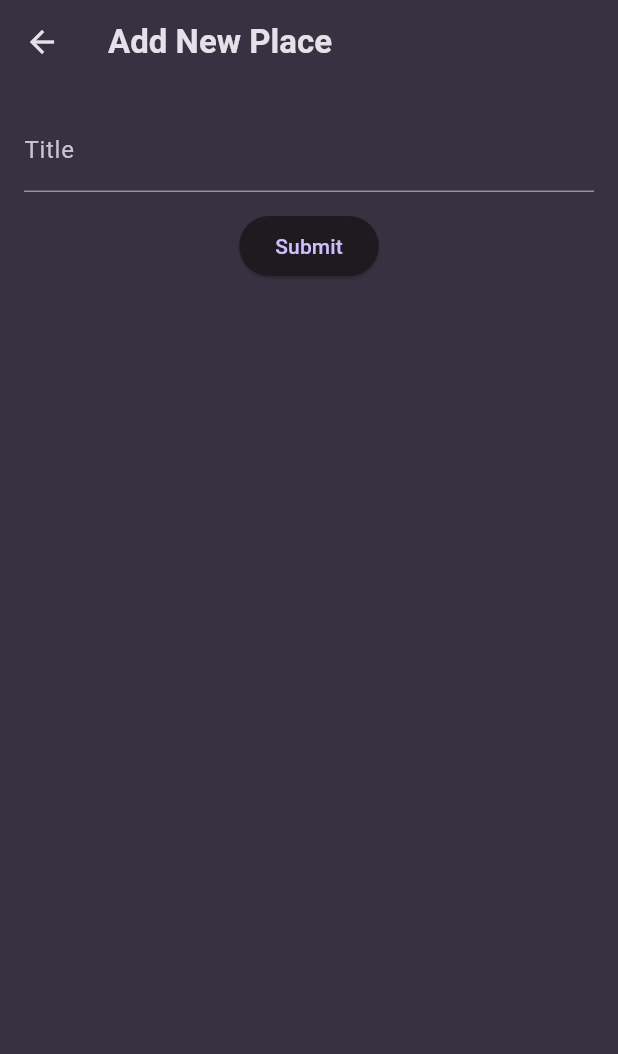
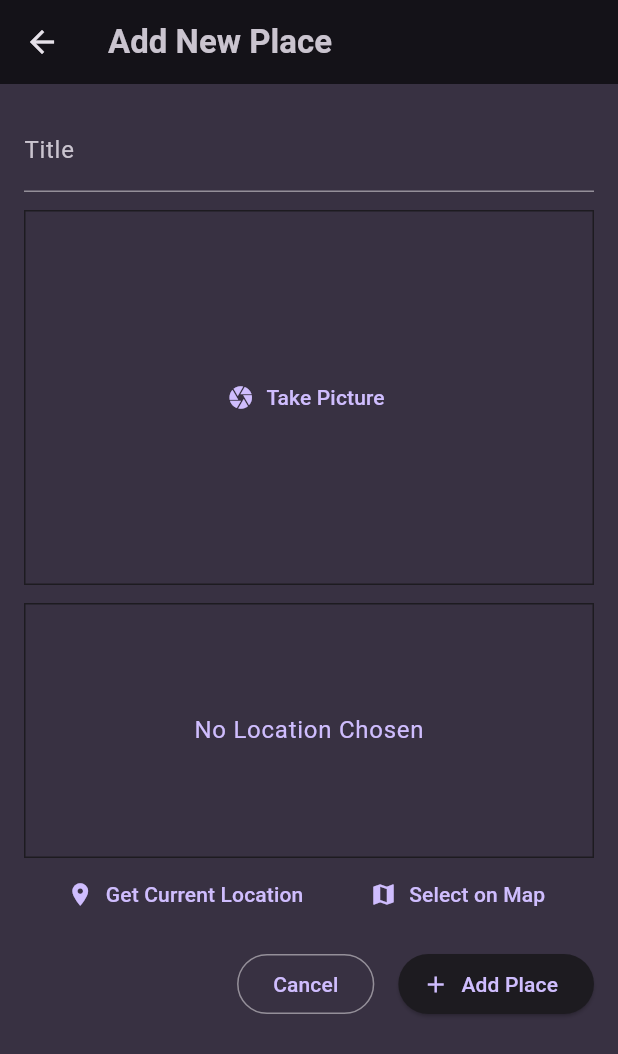
Before and after one commit to lluan4/favorite_places_app, a Flutter app: the AddNewPlacesScreen screen opened by its route, on a phone screen of 412 x 824 dp. Shown: the top 1054 px of the screen. Run offline on Flutter 3.47's test engine with Material 3 defaults, Android fonts, the phone set to English and light mode, and no system bars; our stand-ins replace flutter_map, flutter_riverpod, google_fonts, image_picker, latlong2, location.

Commit message:
Add features for managing favorite places, including image and location inputs, and implement place details screen
- Updated AndroidManifest.xml and Info.plist for necessary permissions
- Refactored Place model to include image
- Created ImageInput and LocationInput widgets for capturing user input
- Implemented PlaceDetailsScreen to display selected place details
- Updated routes to include place details navigation
- Added dependencies for image picking and location services in pubspec.yaml

```diff
--- a/lib/data/place.dart
+++ /dev/null
@@ -1,9 +0,0 @@
-class Place {
-  final String id;
-  final String title;
-
-  Place({
-    required this.id,
-    required this.title,
-  });
-}
--- /dev/null
+++ b/lib/models/place.dart
@@ -0,0 +1,13 @@
+import 'dart:io';
+
+import 'package:uuid/uuid.dart';
+
+const uuid = Uuid();
+
+class Place {
+  final String id;
+  final String title;
+  final File? image;
+
+  Place({required this.title, required this.image}) : id = uuid.v4();
+}
--- a/lib/providers/places_provider.dart
+++ b/lib/providers/places_provider.dart
@@ -1,4 +1,4 @@
-import 'package:favorite_places_app/data/place.dart';
+import 'package:favorite_places_app/models/place.dart';
 import 'package:flutter_riverpod/flutter_riverpod.dart';
 
 class PlacesNotifier extends Notifier<List<Place>> {
--- a/lib/routes/routes.dart
+++ b/lib/routes/routes.dart
@@ -1,11 +1,14 @@
+import 'package:favorite_places_app/models/place.dart';
 import 'package:flutter/material.dart';
 
+import 'package:favorite_places_app/screens/place_details_screen.dart';
 import 'package:favorite_places_app/screens/add_new_places_screen.dart';
 import 'package:favorite_places_app/screens/your_places_screen.dart';
 
 enum Routes {
   yourPlaces('/'),
-  addNewPlaces('/add-place');
+  addNewPlaces('/add-place'),
+  placeDetails('/place-details');
 
   final String path;
 
@@ -15,4 +18,12 @@ enum Routes {
 Map<String, Widget Function(BuildContext)> routes = {
   Routes.yourPlaces.path: (context) => const YourPlacesScreen(),
   Routes.addNewPlaces.path: (context) => const AddNewPlacesScreen(),
+  Routes.placeDetails.path: (context) {
+    final args = ModalRoute.of(context)?.settings.arguments;
+    if (args is! Place) {
+      throw FlutterError(
+          'Esperado um Place em arguments para ${Routes.placeDetails.path}');
+    }
+    return PlaceDetailsScreen(place: args);
+  },
 };
--- a/lib/screens/add_new_places_screen.dart
+++ b/lib/screens/add_new_places_screen.dart
@@ -1,5 +1,9 @@
-import 'package:favorite_places_app/data/place.dart';
+import 'dart:io';
+
+import 'package:favorite_places_app/models/place.dart';
 import 'package:favorite_places_app/providers/places_provider.dart';
+import 'package:favorite_places_app/widgets/image_input.dart';
+import 'package:favorite_places_app/widgets/location_input.dart';
 import 'package:flutter/material.dart';
 import 'package:flutter_riverpod/flutter_riverpod.dart';
 
@@ -14,9 +18,13 @@ class AddNewPlacesScreenState extends ConsumerState<AddNewPlacesScreen> {
   final _formKey = GlobalKey<FormState>();
 
   final TextEditingController _titleController = TextEditingController();
+  late File? _selectedImage;
+
+  void _onPickedImage(File image) {
+    _selectedImage = image;
+  }
 
   void _navigationBack() {
-    Navigator.of(context).pop();
     ScaffoldMessenger.of(context).clearSnackBars();
     ScaffoldMessenger.of(context).showSnackBar(
       const SnackBar(
@@ -24,27 +32,22 @@ class AddNewPlacesScreenState extends ConsumerState<AddNewPlacesScreen> {
         duration: Duration(seconds: 2),
       ),
     );
+    Navigator.of(context).pop();
   }
 
   void _saveForm(PlacesNotifier placesNotifier) {
     final currentState = _formKey.currentState;
     if (currentState == null) return;
 
-    if (!currentState.validate()) return;
+    if (!currentState.validate() || _selectedImage == null) return;
 
     final newPlace = Place(
-      id: DateTime.now().toString(),
       title: _titleController.text,
+      image: _selectedImage,
     );
 
     placesNotifier.addPlace(newPlace);
     _navigationBack();
-  }
-
-  @override
-  void initState() {
-    super.initState();
-    ref.read(placesProvider);
   }
 
   @override
@@ -60,9 +63,15 @@ class AddNewPlacesScreenState extends ConsumerState<AddNewPlacesScreen> {
 
     return Scaffold(
       appBar: AppBar(
-        title: const Text('Add New Place'),
+        title: Text(
+          'Add New Place',
+          style: theme.textTheme.titleLarge?.copyWith(
+            color: theme.colorScheme.onSurfaceVariant,
+          ),
+        ),
+        backgroundColor: theme.colorScheme.surfaceDim,
       ),
-      body: Padding(
+      body: SingleChildScrollView(
         padding: const EdgeInsets.all(16.0),
         child: Form(
           key: _formKey,
@@ -82,11 +91,28 @@ class AddNewPlacesScreenState extends ConsumerState<AddNewPlacesScreen> {
                 },
               ),
               const SizedBox(height: 12),
-              ElevatedButton(
-                onPressed: () => _saveForm(placesNotifier),
-                child: const Text(
-                  'Submit',
-                ),
+              ImageInput(
+                onPickImage: _onPickedImage,
+              ),
+              const SizedBox(height: 12),
+              const LocationInput(),
+              const SizedBox(height: 12),
+              Row(
+                mainAxisAlignment: MainAxisAlignment.end,
+                children: [
+                  OutlinedButton(
+                    child: const Text('Cancel'),
+                    onPressed: () {
+                      Navigator.of(context).pop();
+                    },
+                  ),
+                  const SizedBox(width: 16),
+                  ElevatedButton.icon(
+                    onPressed: () => _saveForm(placesNotifier),
+                    label: const Text('Add Place'),
+                    icon: const Icon(Icons.add),
+                  )
+                ],
               ),
             ],
           ),
--- /dev/null
+++ b/lib/widgets/image_input.dart
@@ -0,0 +1,68 @@
+import 'package:flutter/material.dart';
+import 'dart:io';
+
+import 'package:image_picker/image_picker.dart';
+
+class ImageInput extends StatefulWidget {
+  final void Function(File image) onPickImage;
+
+  const ImageInput({super.key, required this.onPickImage});
+
+  @override
+  State<ImageInput> createState() => _ImageInputState();
+}
+
+class _ImageInputState extends State<ImageInput> {
+  File? _selectedImage;
+
+  void _takePicture() async {
+    final imagePicker = ImagePicker();
+    final pickedImage = await imagePicker.pickImage(
+      source: ImageSource.camera,
+      maxHeight: 600,
+    );
+
+    if (pickedImage == null) return;
+
+    setState(() {
+      _selectedImage = File(pickedImage.path);
+    });
+
+    widget.onPickImage(_selectedImage!);
+  }
+
+  @override
+  Widget build(BuildContext context) {
+    Widget content = TextButton.icon(
+      icon: const Icon(Icons.camera),
+      label: const Text('Take Picture'),
+      onPressed: _takePicture,
+    );
+
+    if (_selectedImage != null) {
+      content = GestureDetector(
+        onTap: _takePicture,
+        child: Image.file(
+          _selectedImage!,
+          fit: BoxFit.cover,
+          width: double.infinity,
+          height: double.infinity,
+        ),
+      );
+    }
+
+    final theme = Theme.of(context);
+    return Container(
+      height: 250,
+      width: double.infinity,
+      alignment: Alignment.center,
+      decoration: BoxDecoration(
+        border: Border.all(
+          color: theme.colorScheme.surfaceContainerLow,
+          width: 1,
+        ),
+      ),
+      child: content,
+    );
+  }
+}
--- /dev/null
+++ b/lib/widgets/location_input.dart
@@ -0,0 +1,134 @@
+import 'package:flutter/material.dart';
+import 'package:location/location.dart';
+import 'package:flutter_map/flutter_map.dart';
+import 'package:latlong2/latlong.dart';
+
+class LocationInput extends StatefulWidget {
+  const LocationInput({super.key});
+
+  @override
+  State<LocationInput> createState() => _LocationInputState();
+}
+
+class _LocationInputState extends State<LocationInput> {
+  LocationData? _pickedLocation;
+  bool _isLoading = false;
+
+  void _getCurrentLocation() async {
+    Location location = Location();
+
+    bool serviceEnabled;
+    PermissionStatus permissionGranted;
+    LocationData locationData;
+
+    serviceEnabled = await location.serviceEnabled();
+    if (!serviceEnabled) {
+      serviceEnabled = await location.requestService();
+      if (!serviceEnabled) {
+        return;
+      }
+    }
+
+    permissionGranted = await location.hasPermission();
+    if (permissionGranted == PermissionStatus.denied) {
+      permissionGranted = await location.requestPermission();
+      if (permissionGranted != PermissionStatus.granted) {
+        return;
+      }
+    }
+
+    setState(() {
+      _isLoading = true;
+    });
+
+    locationData = await location.getLocation();
+
+    setState(() {
+      _pickedLocation = locationData;
+      _isLoading = false;
+    });
+  }
+
+  @override
+  Widget build(BuildContext context) {
+    final theme = Theme.of(context);
+
+    Widget previewContent = Center(
+      child: Text(
+        'No Location Chosen',
+        style: theme.textTheme.bodyLarge
+            ?.copyWith(color: theme.colorScheme.primary),
+      ),
+    );
+
+    if (_isLoading) {
+      previewContent = const Center(
+        child: CircularProgressIndicator(),
+      );
+    }
+
+    if (_pickedLocation != null) {
+      previewContent = FlutterMap(
+        options: MapOptions(
+            initialCenter: LatLng(_pickedLocation?.latitude ?? 0.0,
+                _pickedLocation?.longitude ?? 0.0),
+            initialZoom: 15.2),
+        children: [
+          TileLayer(
+            urlTemplate: "https://{s}.tile.openstreetmap.org/{z}/{x}/{y}.png",
+            subdomains: const ['a', 'b', 'c'],
+            userAgentPackageName: 'com.teste.app',
+          ),
+          MarkerLayer(
+            markers: [
+              Marker(
+                point: LatLng(
+                  _pickedLocation!.latitude!,
+                  _pickedLocation!.longitude!,
+                ),
+                width: 40,
+                height: 40,
+                child: const Icon(
+                  Icons.location_pin,
+                  color: Colors.red,
+                  size: 24,
+                ),
+              ),
+            ],
+          ),
+        ],
+      );
+    }
+
+    return Column(
+      children: [
+        Container(
+          height: 170,
+          width: double.infinity,
+          decoration: BoxDecoration(
+            border: Border.all(
+              color: theme.colorScheme.surfaceContainerLow,
+              width: 1,
+            ),
+          ),
+          child: previewContent,
+        ),
+        Row(
+          mainAxisAlignment: MainAxisAlignment.spaceEvenly,
+          children: [
+            TextButton.icon(
+              icon: const Icon(Icons.location_on),
+              label: const Text('Get Current Location'),
+              onPressed: _getCurrentLocation,
+            ),
+            TextButton.icon(
+              icon: const Icon(Icons.map),
+              label: const Text('Select on Map'),
+              onPressed: () {},
+            ),
+          ],
+        )
+      ],
+    );
+  }
+}
--- a/pubspec.yaml
+++ b/pubspec.yaml
@@ -36,6 +36,11 @@ dependencies:
   cupertino_icons: ^1.0.8
   google_fonts: ^6.2.1
   flutter_riverpod: ^2.6.1
+  uuid: ^4.5.1
+  image_picker: ^1.1.2
+  location: ^7.0.1
+  flutter_map: ^7.0.2
+  latlong2: ^0.9.0
 
 dev_dependencies:
   flutter_test:
```
Also changed, not shown: lib/screens/place_details_screen.dart (added, +28 -0 lines), lib/screens/your_places_screen.dart (+30 -5 lines), lib/widgets/map.dart (added), 2 other files.
